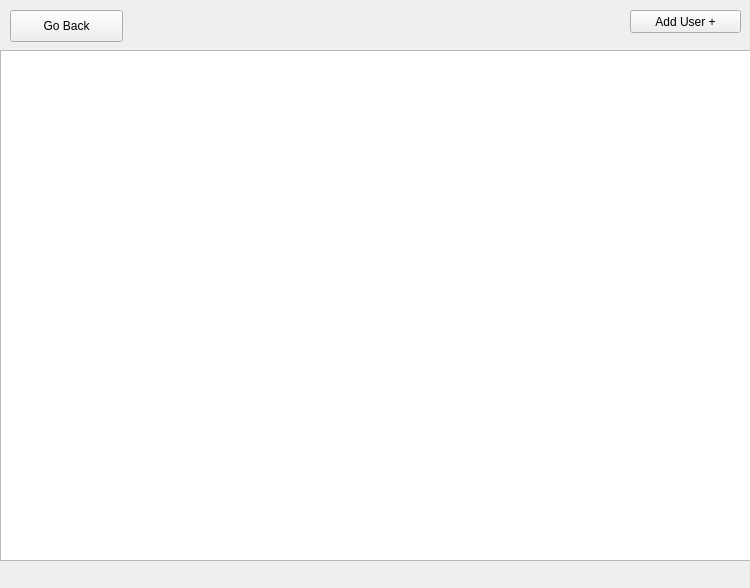
First picture: the form in gui/user_management/userManagementhome.ui, repository karthikdivakaran/reli_engine, before the edit.
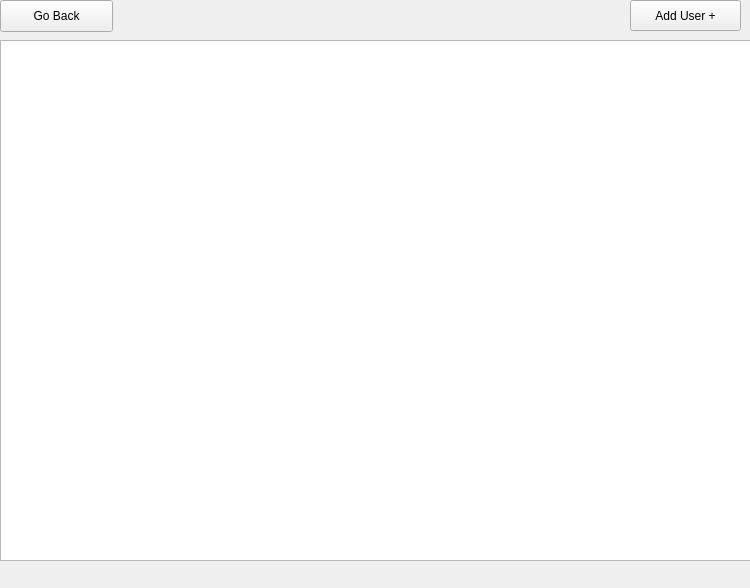
Second picture: the form after the edit.

What changed in the file:
```diff
--- a/gui/user_management/userManagementhome.ui
+++ b/gui/user_management/userManagementhome.ui
@@ -20,9 +20,9 @@
    <property name="geometry">
     <rect>
      <x>630</x>
-     <y>10</y>
+     <y>0</y>
      <width>111</width>
-     <height>23</height>
+     <height>31</height>
     </rect>
    </property>
    <property name="text">
@@ -32,8 +32,8 @@
   <widget class="QPushButton" name="backBtn">
    <property name="geometry">
     <rect>
-     <x>10</x>
-     <y>10</y>
+     <x>0</x>
+     <y>0</y>
      <width>113</width>
      <height>32</height>
     </rect>
@@ -46,9 +46,9 @@
    <property name="geometry">
     <rect>
      <x>0</x>
-     <y>50</y>
+     <y>40</y>
      <width>751</width>
-     <height>511</height>
+     <height>521</height>
     </rect>
    </property>
   </widget>
```
